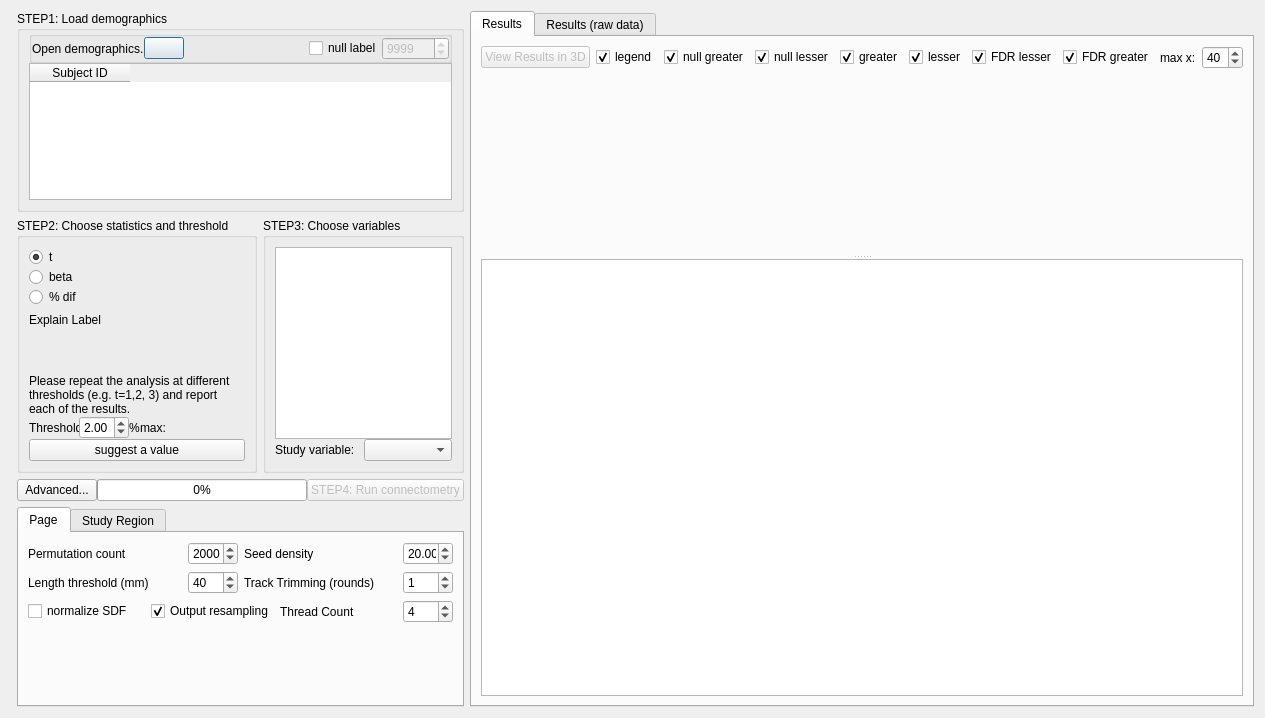
Qt form connectometry/group_connectometry.ui (frankyeh/DSI-Studio) before a commit.
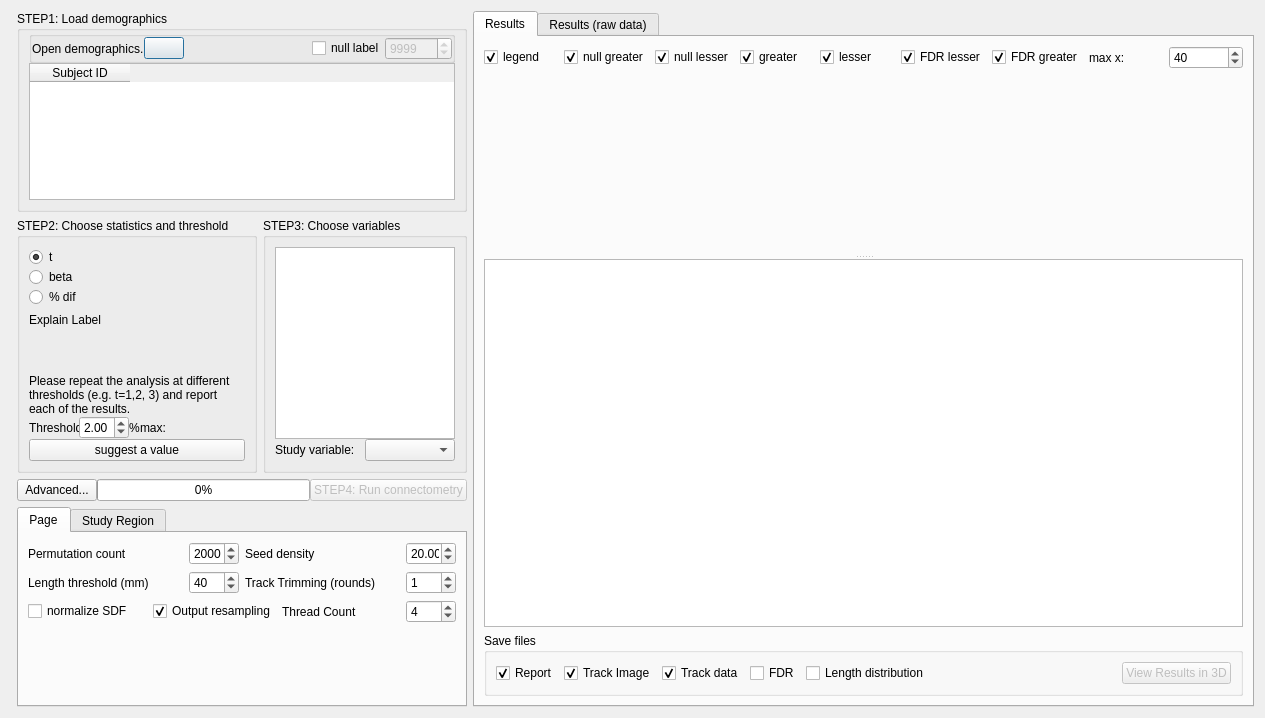
The same form after that commit. Icons and pictures are not drawn. Custom widgets are drawn as their Qt base class.

Commit message: [ana] output figures for connectometry

```diff
--- a/connectometry/group_connectometry.ui
+++ b/connectometry/group_connectometry.ui
@@ -917,16 +917,6 @@
       <layout class="QVBoxLayout" name="verticalLayout_3">
        <item>
         <layout class="QHBoxLayout" name="horizontalLayout_16">
-         <item>
-          <widget class="QPushButton" name="show_result">
-           <property name="enabled">
-            <bool>false</bool>
-           </property>
-           <property name="text">
-            <string>View Results in 3D</string>
-           </property>
-          </widget>
-         </item>
          <item>
           <widget class="QCheckBox" name="view_legend">
            <property name="text">
@@ -1118,6 +1108,82 @@
          </layout>
         </widget>
        </item>
+       <item>
+        <widget class="QGroupBox" name="groupBox">
+         <property name="title">
+          <string>Save files</string>
+         </property>
+         <layout class="QHBoxLayout" name="horizontalLayout_9">
+          <item>
+           <widget class="QCheckBox" name="output_report">
+            <property name="text">
+             <string>Report</string>
+            </property>
+            <property name="checked">
+             <bool>true</bool>
+            </property>
+           </widget>
+          </item>
+          <item>
+           <widget class="QCheckBox" name="output_track_image">
+            <property name="text">
+             <string>Track Image</string>
+            </property>
+            <property name="checked">
+             <bool>true</bool>
+            </property>
+           </widget>
+          </item>
+          <item>
+           <widget class="QCheckBox" name="output_track_data">
+            <property name="text">
+             <string>Track data</string>
+            </property>
+            <property name="checked">
+             <bool>true</bool>
+            </property>
+           </widget>
+          </item>
+          <item>
+           <widget class="QCheckBox" name="output_fdr">
+            <property name="text">
+             <string>FDR</string>
+            </property>
+           </widget>
+          </item>
+          <item>
+           <widget class="QCheckBox" name="output_dist">
+            <property name="text">
+             <string>Length distribution</string>
+            </property>
+           </widget>
+          </item>
+          <item>
+           <spacer name="horizontalSpacer">
+            <property name="orientation">
+             <enum>Qt::Horizontal</enum>
+            </property>
+            <property name="sizeHint" stdset="0">
+             <size>
+              <width>40</width>
+              <height>20</height>
+             </size>
+            </property>
+           </spacer>
+          </item>
+          <item>
+           <widget class="QPushButton" name="show_result">
+            <property name="enabled">
+             <bool>false</bool>
+            </property>
+            <property name="text">
+             <string>View Results in 3D</string>
+            </property>
+           </widget>
+          </item>
+         </layout>
+        </widget>
+       </item>
       </layout>
      </widget>
      <widget class="QWidget" name="tab_2">
```
The commit also changes 9 other files.
